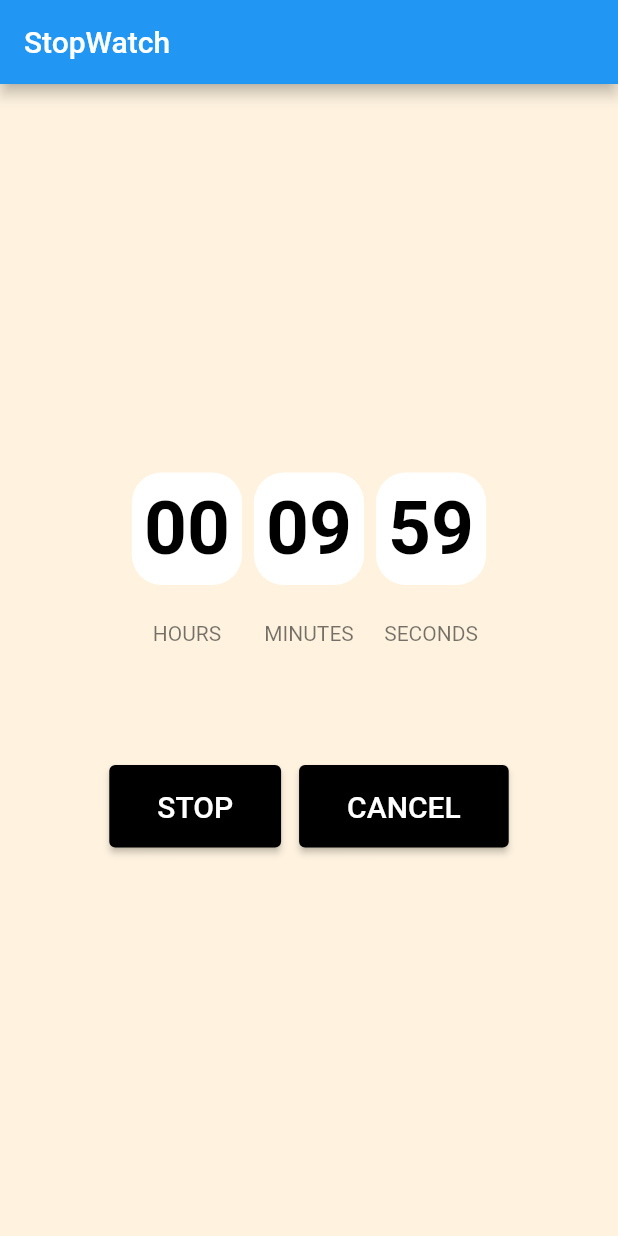
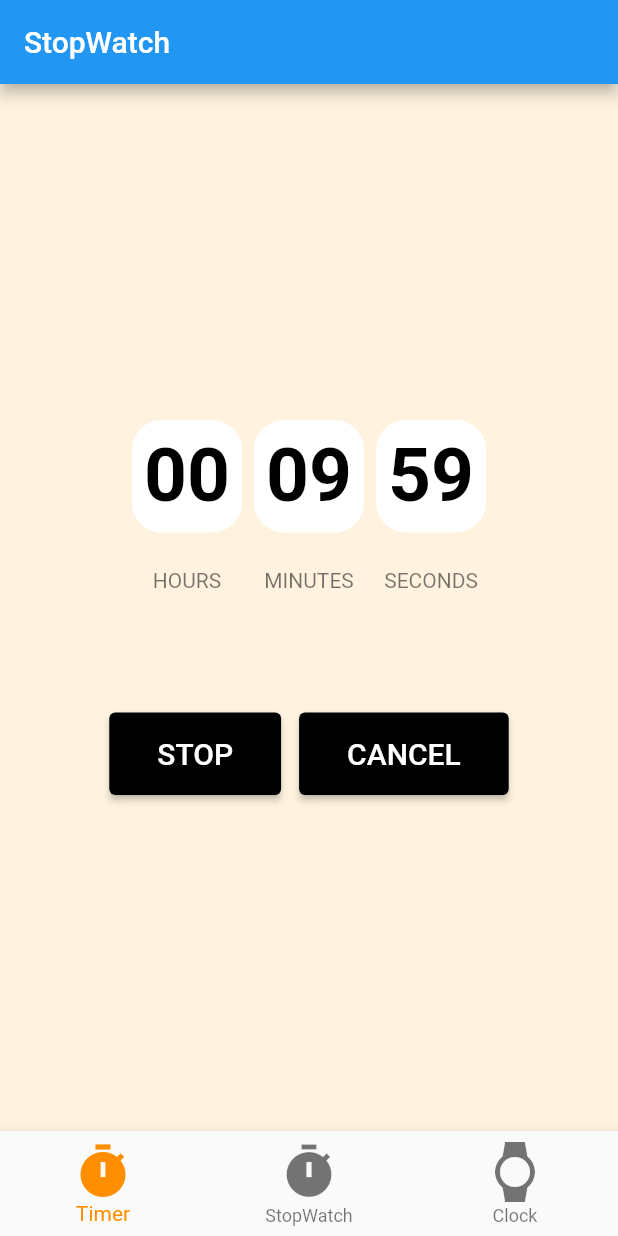
Before and after one commit to sajidsalu/MyTimer, a Flutter app: the screen it shows after launch, after a tap on "Start Timer!", on a phone screen of 412 x 824 dp. Run offline on Flutter 3.47's test engine with Material 2 defaults, Android fonts, the phone set to English and light mode, and no system bars; our stand-ins replace rxdart; generated files the repository leaves out were written again.

```diff
--- a/lib/app.dart
+++ b/lib/app.dart
@@ -1,11 +1,14 @@
 
 import 'package:flutter/material.dart';
 import 'package:flutter_localizations/flutter_localizations.dart';
+import 'package:stopwatch/appBloc.dart';
+import 'package:stopwatch/clock.dart';
 import 'package:stopwatch/configurations/globals.dart';
 import 'package:stopwatch/l10n/l10n.dart';
 
 import 'package:flutter_gen/gen_l10n/app_localization.dart';
 import 'package:stopwatch/stopwatchtimer.dart';
+import 'package:stopwatch/timerScreen.dart';
 
 class SwApp extends StatefulWidget {
   const SwApp({Key? key}) : super(key: key);
@@ -15,6 +18,20 @@ class SwApp extends StatefulWidget {
 }
 
 class _SwAppState extends State<SwApp> {
+  final AppBloc _bloc = AppBloc();
+  int _selectedIndex = 0;
+  void _onItemTapped(int index) {
+    setState((){
+      _selectedIndex= index;
+    });
+    _bloc.setIndex(index);
+  }
+  final _navigatorKeys = {
+    TabItem.stopwatch: GlobalKey<NavigatorState>(),
+    TabItem.timer: GlobalKey<NavigatorState>(),
+    TabItem.clock: GlobalKey<NavigatorState>(),
+  };
+
   @override
   Widget build(BuildContext context) {
     return MaterialApp(
@@ -29,7 +46,45 @@ class _SwAppState extends State<SwApp> {
         GlobalWidgetsLocalizations.delegate,
       ],
       title: 'stop watch',
-      home: const StopWatchTimerPage(),
+      home: Scaffold(
+          body:  StreamBuilder<int>(
+            stream: _bloc.selectedIndexStream,
+            builder: (context, snapshot) {
+              var index = snapshot.data;
+              if(index == 0) {
+                return const StopWatchTimerPage();
+              }else if(index == 1){
+                return const TimerScreen();
+              }else{
+                return const ClockScreen();
+              }
+            }
+          ),
+           bottomNavigationBar: _bottomNavBarWidget(),),
+    );
+  }
+
+  Widget _bottomNavBarWidget(){
+    return BottomNavigationBar(
+      type: BottomNavigationBarType.fixed,
+      iconSize: 40,
+      items: const <BottomNavigationBarItem>[
+        BottomNavigationBarItem(
+          icon: Icon(Icons.timer),
+          label: 'Timer',
+        ),
+        BottomNavigationBarItem(
+          icon: Icon(Icons.timer),
+          label: 'StopWatch',
+        ),
+        BottomNavigationBarItem(
+          icon: Icon(Icons.watch),
+          label: 'Clock',
+        ),
+      ],
+      currentIndex: _selectedIndex,
+      selectedItemColor: Colors.amber[800],
+      onTap: _onItemTapped,
     );
   }
 }
--- /dev/null
+++ b/lib/appBloc.dart
@@ -0,0 +1,13 @@
+import 'package:flutter/material.dart';
+import 'package:rxdart/rxdart.dart';
+
+class AppBloc {
+
+  final _selectedIndex = BehaviorSubject<int>.seeded(0);
+  Stream<int> get selectedIndexStream => _selectedIndex.stream;
+  get selectedIndex => _selectedIndex;
+
+  void setIndex(index){
+    selectedIndex.add(index);
+  }
+}
--- /dev/null
+++ b/lib/clock.dart
@@ -0,0 +1,19 @@
+import 'package:flutter/material.dart';
+
+class ClockScreen extends StatefulWidget {
+  const ClockScreen({Key? key}) : super(key: key);
+
+  @override
+  State<ClockScreen> createState() => _clockScreenState();
+}
+
+class _clockScreenState extends State<ClockScreen> {
+  @override
+  Widget build(BuildContext context) {
+    return  const Scaffold(
+        body: Center(
+        child: Text("Clock screeen"),
+      ),
+    );
+  }
+}
--- a/lib/stopwatchtimer.dart
+++ b/lib/stopwatchtimer.dart
@@ -2,7 +2,23 @@ import 'dart:async';
 import 'package:flutter/material.dart';
 import 'package:stopwatch/bloc.dart';
 import 'package:stopwatch/button.dart';
+import 'package:stopwatch/clock.dart';
 import 'package:stopwatch/l10n/l10n.dart';
+import 'package:stopwatch/timerScreen.dart';
+
+enum TabItem { timer, stopwatch, clock }
+
+const Map<TabItem, String> tabName = {
+  TabItem.timer: 'timer',
+  TabItem.stopwatch: 'stopwatch',
+  TabItem.clock: 'clock',
+};
+
+const Map<TabItem, MaterialColor> activeTabColor = {
+  TabItem.timer: Colors.red,
+  TabItem.stopwatch: Colors.green,
+  TabItem.clock: Colors.blue,
+};
 
 class StopWatchTimerPage extends StatefulWidget {
   const StopWatchTimerPage({Key? key}) : super(key: key);
@@ -12,11 +28,6 @@ class StopWatchTimerPage extends StatefulWidget {
 }
 
 class _StopWatchTimerPageState extends State<StopWatchTimerPage> {
-  // static const countDownDuration = Duration(minutes: 10);
-  // Duration duration = const Duration();
-  // Timer? timer;
-  // bool countDown = true;
-
   StopWatchBloc _bloc = StopWatchBloc();
 
   @override
@@ -26,32 +37,45 @@ class _StopWatchTimerPageState extends State<StopWatchTimerPage> {
     reset();
   }
 
+  @override
+  void dispose() {
+    // TODO: implement dispose
+    super.dispose();
+    print("dispose called");
+  }
+
   void reset(){
-    if(_bloc.countDown){
+    if(mounted) {
+      if (_bloc.countDown) {
         _bloc.setDuration(_bloc.countDownDuration);
         setState(() {
           _bloc.setDuration(_bloc.countDownDuration);
         });
-    }else{
+      } else {
         _bloc.setDuration(const Duration());
         setState(() {
           _bloc.setDuration(const Duration());
         });
       }
     }
+  }
+
   void startTimer(){
     _bloc.setTimer(Timer.periodic(const Duration(seconds: 1), (_) => addTime()));
   }
+
   void addTime(){
+    if(mounted) {
       final addSeconds = _bloc.countDown ? -1 : 1;
       setState(() {
-      final seconds = _bloc.duration.inSeconds+addSeconds;
-      if(seconds < 0){
+        final seconds = _bloc.duration.inSeconds + addSeconds;
+        if (seconds < 0) {
           _bloc.timer?.cancel();
-      }else{
+        } else {
           _bloc.setDuration(Duration(seconds: seconds));
         }
       });
+    }
   }
 
   void stopTimer({bool resets = true}){
@@ -83,8 +107,10 @@ class _StopWatchTimerPageState extends State<StopWatchTimerPage> {
         ),
       ),
     );
+  }
 
-  }
+
+
   Widget buildTimer(){
     String twoDigits(int n)=> n.toString().padLeft(2,'0');
     final hours = twoDigits(_bloc.duration.inHours);
--- /dev/null
+++ b/lib/timerScreen.dart
@@ -0,0 +1,17 @@
+import 'package:flutter/material.dart';
+
+class TimerScreen extends StatefulWidget {
+  const TimerScreen({Key? key}) : super(key: key);
+
+  @override
+  State<TimerScreen> createState() => _TimerScreenState();
+}
+
+class _TimerScreenState extends State<TimerScreen> {
+  @override
+  Widget build(BuildContext context) {
+    return const Scaffold(
+      body: Center(child: Text("Timer screen")),
+    );
+  }
+}
```
Lines whose indentation alone changed are shown as unchanged.
